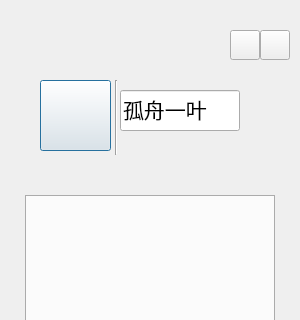
First picture: the form in ForeEnd/chatroompanel.ui, repository longruiliu/ECR, before the edit; both pictures show x 0 to 300 and y 0 to 320 of the 300 by 700 pixel window.
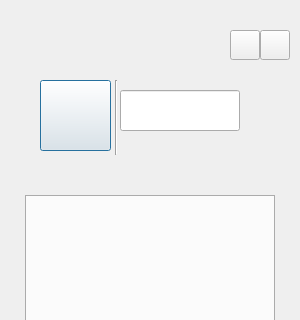
Second picture: the form after the edit. Icons and pictures are not drawn.

Commit message: Set user nickname to panel

Patch:
```diff
--- a/ForeEnd/chatroompanel.ui
+++ b/ForeEnd/chatroompanel.ui
@@ -161,7 +161,7 @@
 border-image: url(:/bg/content.png);</string>
     </property>
     <property name="text">
-     <string>孤舟一叶</string>
+     <string/>
     </property>
     <property name="readOnly">
      <bool>true</bool>
```
The commit also changes 5 other files.
